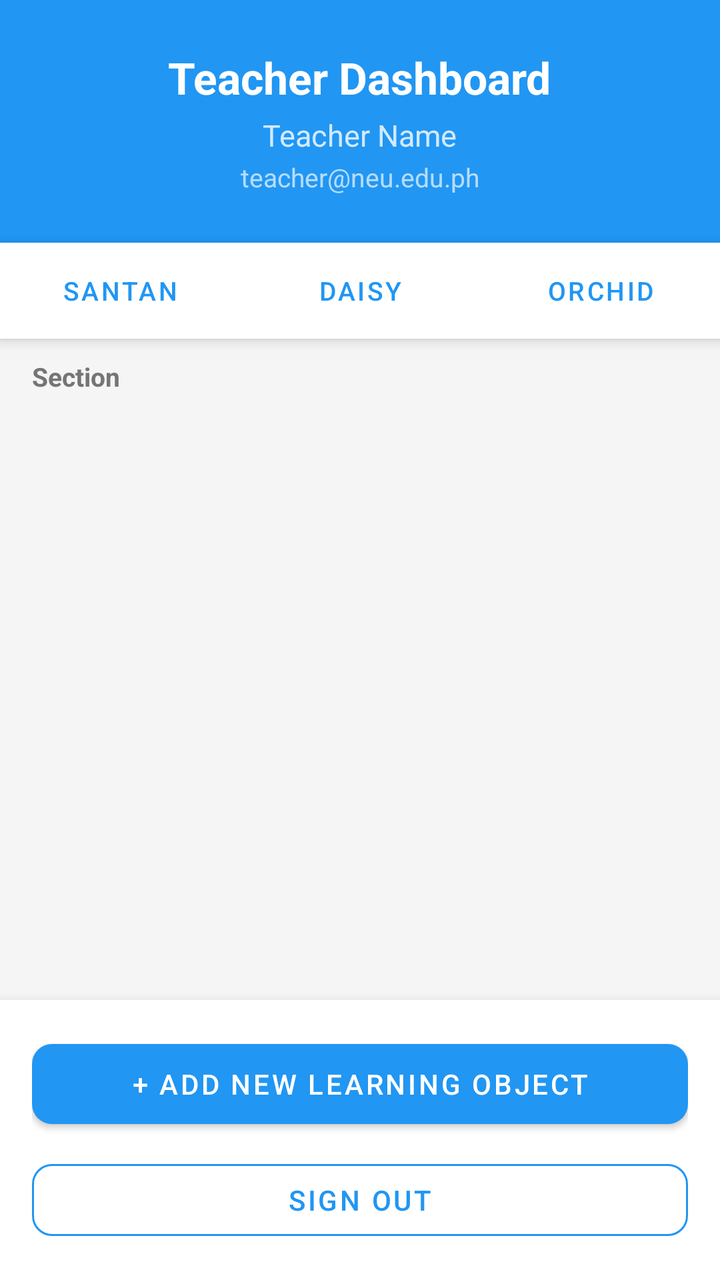
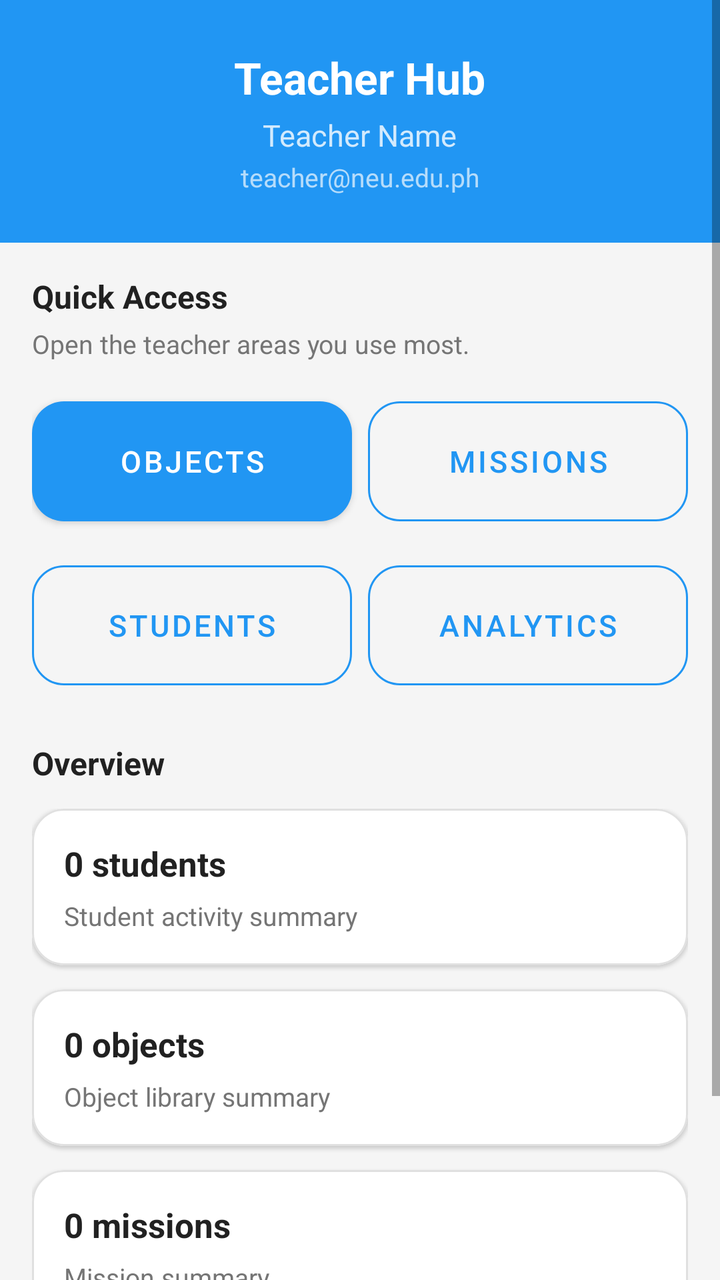

An Android layout rendered at two revisions. The XML below is the earlier revision; the diff shows what the commit changed to produce the second picture.
<!-- AndroidManifest.xml: activity theme Theme.ScanLearnAR.NoActionBar -->
<!-- res/layout/activity_teacher.xml -->
<?xml version="1.0" encoding="utf-8"?>
<LinearLayout xmlns:android="http://schemas.android.com/apk/res/android"
    xmlns:app="http://schemas.android.com/apk/res-auto"
    android:layout_width="match_parent"
    android:layout_height="match_parent"
    android:orientation="vertical"
    android:background="@color/background">

    <LinearLayout
        android:layout_width="match_parent"
        android:layout_height="wrap_content"
        android:orientation="vertical"
        android:background="@color/primary"
        android:padding="24dp"
        android:gravity="center">

        <TextView
            android:layout_width="wrap_content"
            android:layout_height="wrap_content"
            android:text="Teacher Dashboard"
            android:textSize="22sp"
            android:textStyle="bold"
            android:textColor="@android:color/white" />

        <TextView
            android:id="@+id/tvTeacherName"
            android:layout_width="wrap_content"
            android:layout_height="wrap_content"
            android:text="Teacher Name"
            android:textSize="15sp"
            android:textColor="#CCFFFFFF"
            android:layout_marginTop="4dp" />

        <TextView
            android:id="@+id/tvTeacherEmail"
            android:layout_width="wrap_content"
            android:layout_height="wrap_content"
            android:text="teacher@neu.edu.ph"
            android:textSize="13sp"
            android:textColor="#AAFFFFFF"
            android:layout_marginTop="2dp" />
    </LinearLayout>

    <LinearLayout
        android:layout_width="match_parent"
        android:layout_height="wrap_content"
        android:orientation="horizontal"
        android:background="@android:color/white"
        android:elevation="4dp">

        <Button
            android:id="@+id/tabSantan"
            style="@style/Widget.MaterialComponents.Button.TextButton"
            android:layout_width="0dp"
            android:layout_height="48dp"
            android:layout_weight="1"
            android:text="Santan"
            android:textSize="13sp" />

        <Button
            android:id="@+id/tabDaisy"
            style="@style/Widget.MaterialComponents.Button.TextButton"
            android:layout_width="0dp"
            android:layout_height="48dp"
            android:layout_weight="1"
            android:text="Daisy"
            android:textSize="13sp" />

        <Button
            android:id="@+id/tabOrchid"
            style="@style/Widget.MaterialComponents.Button.TextButton"
            android:layout_width="0dp"
            android:layout_height="48dp"
            android:layout_weight="1"
            android:text="Orchid"
            android:textSize="13sp" />
    </LinearLayout>

    <TextView
        android:id="@+id/tvSectionTitle"
        android:layout_width="match_parent"
        android:layout_height="wrap_content"
        android:text="Section"
        android:textSize="13sp"
        android:textStyle="bold"
        android:textColor="@color/text_secondary"
        android:paddingHorizontal="16dp"
        android:paddingVertical="10dp" />

    <FrameLayout
        android:layout_width="match_parent"
        android:layout_height="0dp"
        android:layout_weight="1">

        <ProgressBar
            android:id="@+id/loadingIndicator"
            android:layout_width="wrap_content"
            android:layout_height="wrap_content"
            android:layout_gravity="center"
            android:visibility="gone" />

        <androidx.recyclerview.widget.RecyclerView
            android:id="@+id/rvStudents"
            android:layout_width="match_parent"
            android:layout_height="match_parent"
            android:padding="12dp"
            android:clipToPadding="false"
            android:visibility="gone" />

        <LinearLayout
            android:id="@+id/emptyState"
            android:layout_width="match_parent"
            android:layout_height="match_parent"
            android:orientation="vertical"
            android:gravity="center"
            android:visibility="gone">

            <TextView
                android:id="@+id/tvEmptySection"
                android:layout_width="wrap_content"
                android:layout_height="wrap_content"
                android:text="No students in this section yet."
                android:textSize="15sp"
                android:textColor="@color/text_secondary"
                android:gravity="center" />
        </LinearLayout>
    </FrameLayout>

    <LinearLayout
        android:layout_width="match_parent"
        android:layout_height="wrap_content"
        android:orientation="vertical"
        android:background="@android:color/white"
        android:padding="16dp"
        android:elevation="8dp">

        <com.google.android.material.button.MaterialButton
            android:id="@+id/btnAddObject"
            android:layout_width="match_parent"
            android:layout_height="52dp"
            android:text="+ Add New Learning Object"
            android:textSize="14sp"
            android:layout_marginBottom="8dp"
            app:cornerRadius="10dp" />

        <com.google.android.material.button.MaterialButton
            android:id="@+id/btnSignOut"
            style="@style/Widget.MaterialComponents.Button.OutlinedButton"
            android:layout_width="match_parent"
            android:layout_height="48dp"
            android:text="Sign Out"
            android:textSize="14sp"
            app:strokeColor="@color/primary"
            app:cornerRadius="10dp" />
    </LinearLayout>

</LinearLayout>
<!-- resources referenced by this layout -->
<resources>
  <color name="background">#F5F5F5</color>
  <color name="primary">#2196F3</color>
  <color name="text_secondary">#757575</color>
  <style name="Theme.ScanLearnAR.NoActionBar">
          <item name="windowActionBar">false</item>
          <item name="windowNoTitle">true</item>
      </style>
</resources>

<!-- the commit's change to res/layout/activity_teacher.xml (unified diff, before → after) -->
@@ -1,157 +1,314 @@
 <?xml version="1.0" encoding="utf-8"?>
-<LinearLayout xmlns:android="http://schemas.android.com/apk/res/android"
+<ScrollView xmlns:android="http://schemas.android.com/apk/res/android"
     xmlns:app="http://schemas.android.com/apk/res-auto"
     android:layout_width="match_parent"
     android:layout_height="match_parent"
-    android:orientation="vertical"
     android:background="@color/background">
 
     <LinearLayout
         android:layout_width="match_parent"
         android:layout_height="wrap_content"
-        android:orientation="vertical"
-        android:background="@color/primary"
-        android:padding="24dp"
-        android:gravity="center">
-
-        <TextView
-            android:layout_width="wrap_content"
+        android:orientation="vertical">
+
+        <LinearLayout
+            android:layout_width="match_parent"
             android:layout_height="wrap_content"
-            android:text="Teacher Dashboard"
-            android:textSize="22sp"
-            android:textStyle="bold"
-            android:textColor="@android:color/white" />
-
-        <TextView
-            android:id="@+id/tvTeacherName"
-            android:layout_width="wrap_content"
+            android:background="@color/primary"
+            android:gravity="center"
+            android:orientation="vertical"
+            android:padding="24dp">
+
+            <TextView
+                android:layout_width="wrap_content"
+                android:layout_height="wrap_content"
+                android:text="Teacher Hub"
+                android:textColor="@android:color/white"
+                android:textSize="22sp"
+                android:textStyle="bold" />
+
+            <TextView
+                android:id="@+id/tvTeacherName"
+                android:layout_width="wrap_content"
+                android:layout_height="wrap_content"
+                android:layout_marginTop="4dp"
+                android:text="Teacher Name"
+                android:textColor="#CCFFFFFF"
+                android:textSize="15sp" />
+
+            <TextView
+                android:id="@+id/tvTeacherEmail"
+                android:layout_width="wrap_content"
+                android:layout_height="wrap_content"
+                android:layout_marginTop="2dp"
+                android:text="teacher@neu.edu.ph"
+                android:textColor="#AAFFFFFF"
+                android:textSize="13sp" />
+        </LinearLayout>
+
+        <LinearLayout
+            android:layout_width="match_parent"
             android:layout_height="wrap_content"
-            android:text="Teacher Name"
-            android:textSize="15sp"
-            android:textColor="#CCFFFFFF"
-            android:layout_marginTop="4dp" />
-
-        <TextView
-            android:id="@+id/tvTeacherEmail"
-            android:layout_width="wrap_content"
-            android:layout_height="wrap_content"
-            android:text="teacher@neu.edu.ph"
-            android:textSize="13sp"
-            android:textColor="#AAFFFFFF"
-            android:layout_marginTop="2dp" />
+            android:orientation="vertical"
+            android:padding="16dp">
+
+            <TextView
+                android:layout_width="wrap_content"
+                android:layout_height="wrap_content"
+                android:text="Quick Access"
+                android:textColor="@color/text_primary"
+                android:textSize="16sp"
+                android:textStyle="bold" />
+
+            <TextView
+                android:layout_width="wrap_content"
+                android:layout_height="wrap_content"
+                android:layout_marginTop="4dp"
+                android:text="Open the teacher areas you use most."
+                android:textColor="@color/text_secondary"
+                android:textSize="13sp" />
+
+            <LinearLayout
+                android:layout_width="match_parent"
+                android:layout_height="wrap_content"
+                android:layout_marginTop="14dp"
+                android:orientation="horizontal">
+
+                <com.google.android.material.button.MaterialButton
+                    android:id="@+id/btnObjects"
+                    android:layout_width="0dp"
+                    android:layout_height="72dp"
+                    android:layout_marginEnd="8dp"
+                    android:layout_weight="1"
+                    android:text="Objects"
+                    android:textSize="15sp"
+                    app:cornerRadius="16dp" />
+
+                <com.google.android.material.button.MaterialButton
+                    android:id="@+id/btnMissions"
+                    style="@style/Widget.MaterialComponents.Button.OutlinedButton"
+                    android:layout_width="0dp"
+                    android:layout_height="72dp"
+                    android:layout_weight="1"
+                    android:text="Missions"
+                    android:textSize="15sp"
+                    app:cornerRadius="16dp"
+                    app:strokeColor="@color/primary" />
+            </LinearLayout>
+
+            <LinearLayout
+                android:layout_width="match_parent"
+                android:layout_height="wrap_content"
+                android:layout_marginTop="10dp"
+                android:orientation="horizontal">
+
+                <com.google.android.material.button.MaterialButton
+                    android:id="@+id/btnStudents"
+                    style="@style/Widget.MaterialComponents.Button.OutlinedButton"
+                    android:layout_width="0dp"
+                    android:layout_height="72dp"
+                    android:layout_marginEnd="8dp"
+                    android:layout_weight="1"
+                    android:text="Students"
+                    android:textSize="15sp"
+                    app:cornerRadius="16dp"
+                    app:strokeColor="@color/primary" />
+
+                <com.google.android.material.button.MaterialButton
+                    android:id="@+id/btnAnalytics"
+                    style="@style/Widget.MaterialComponents.Button.OutlinedButton"
+                    android:layout_width="0dp"
+                    android:layout_height="72dp"
+                    android:layout_weight="1"
+                    android:text="Analytics"
+                    android:textSize="15sp"
+                    app:cornerRadius="16dp"
+                    app:strokeColor="@color/primary" />
+            </LinearLayout>
+
+            <TextView
+                android:layout_width="wrap_content"
+                android:layout_height="wrap_content"
+                android:layout_marginTop="22dp"
+                android:text="Overview"
+                android:textColor="@color/text_primary"
+                android:textSize="16sp"
+                android:textStyle="bold" />
+
+            <ProgressBar
+                android:id="@+id/loadingIndicator"
+                android:layout_width="wrap_content"
+                android:layout_height="wrap_content"
+                android:layout_marginTop="12dp"
+                android:visibility="gone" />
+
+            <LinearLayout
+                android:id="@+id/overviewContent"
+                android:layout_width="match_parent"
+                android:layout_height="wrap_content"
+                android:layout_marginTop="12dp"
+                android:orientation="vertical">
+
+                <com.google.android.material.card.MaterialCardView
+                    android:layout_width="match_parent"
+                    android:layout_height="wrap_content"
+                    app:cardCornerRadius="16dp"
+                    app:cardElevation="1dp"
+                    app:strokeColor="@color/border"
+                    app:strokeWidth="1dp">
+
+                    <LinearLayout
+                        android:layout_width="match_parent"
+                        android:layout_height="wrap_content"
+                        android:orientation="vertical"
+                        android:padding="16dp">
+
+                        <TextView
+                            android:id="@+id/tvStudentsSummary"
+                            android:layout_width="wrap_content"
+                            android:layout_height="wrap_content"
+                            android:text="0 students"
+                            android:textColor="@color/text_primary"
+                            android:textSize="17sp"
+                            android:textStyle="bold" />
+
+                        <TextView
+                            android:id="@+id/tvStudentsSummaryHint"
+                            android:layout_width="wrap_content"
+                            android:layout_height="wrap_content"
+                            android:layout_marginTop="6dp"
+                            android:text="Student activity summary"
+                            android:textColor="@color/text_secondary"
+                            android:textSize="13sp" />
+                    </LinearLayout>
+                </com.google.android.material.card.MaterialCardView>
+
+                <com.google.android.material.card.MaterialCardView
+                    android:layout_width="match_parent"
+                    android:layout_height="wrap_content"
+                    android:layout_marginTop="12dp"
+                    app:cardCornerRadius="16dp"
+                    app:cardElevation="1dp"
+                    app:strokeColor="@color/border"
+                    app:strokeWidth="1dp">
+
+                    <LinearLayout
+                        android:layout_width="match_parent"
+                        android:layout_height="wrap_content"
+                        android:orientation="vertical"
+                        android:padding="16dp">
+
+                        <TextView
+                            android:id="@+id/tvObjectsSummary"
+                            android:layout_width="wrap_content"
+                            android:layout_height="wrap_content"
+                            android:text="0 objects"
+                            android:textColor="@color/text_primary"
+                            android:textSize="17sp"
+                            android:textStyle="bold" />
+
+                        <TextView
+                            android:id="@+id/tvObjectsSummaryHint"
+                            android:layout_width="wrap_content"
+                            android:layout_height="wrap_content"
+                            android:layout_marginTop="6dp"
+                            android:text="Object library summary"
+                            android:textColor="@color/text_secondary"
+                            android:textSize="13sp" />
+                    </LinearLayout>
+                </com.google.android.material.card.MaterialCardView>
+
+                <com.google.android.material.card.MaterialCardView
+                    android:layout_width="match_parent"
+                    android:layout_height="wrap_content"
+                    android:layout_marginTop="12dp"
+                    app:cardCornerRadius="16dp"
+                    app:cardElevation="1dp"
+                    app:strokeColor="@color/border"
+                    app:strokeWidth="1dp">
+
+                    <LinearLayout
+                        android:layout_width="match_parent"
+                        android:layout_height="wrap_content"
+                        android:orientation="vertical"
+                        android:padding="16dp">
+
+                        <TextView
+                            android:id="@+id/tvMissionsSummary"
+                            android:layout_width="wrap_content"
+                            android:layout_height="wrap_content"
+                            android:text="0 missions"
+                            android:textColor="@color/text_primary"
+                            android:textSize="17sp"
+                            android:textStyle="bold" />
+
+                        <TextView
+                            android:id="@+id/tvMissionsSummaryHint"
+                            android:layout_width="wrap_content"
+                            android:layout_height="wrap_content"
+                            android:layout_marginTop="6dp"
+                            android:text="Mission summary"
+                            android:textColor="@color/text_secondary"
+                            android:textSize="13sp" />
+                    </LinearLayout>
+                </com.google.android.material.card.MaterialCardView>
+            </LinearLayout>
+
+            <com.google.android.material.button.MaterialButton
+                android:id="@+id/btnSignOut"
+                style="@style/Widget.MaterialComponents.Button.OutlinedButton"
+                android:layout_width="match_parent"
+                android:layout_height="48dp"
+                android:layout_marginTop="20dp"
+                android:text="Sign Out"
+                app:cornerRadius="12dp"
+                app:strokeColor="@color/primary" />
+
+            <LinearLayout
+                android:id="@+id/emptyState"
+                android:layout_width="1dp"
+                android:layout_height="1dp"
+                android:visibility="gone">
+
+                <TextView
+                    android:id="@+id/tvEmptySection"
+                    android:layout_width="wrap_content"
+                    android:layout_height="wrap_content"
+                    android:text="Hidden" />
+            </LinearLayout>
+
+            <TextView
+                android:id="@+id/tvSectionTitle"
+                android:layout_width="1dp"
+                android:layout_height="1dp"
+                android:visibility="gone"
+                android:text="Hidden" />
+
+            <Button
+                android:id="@+id/tabSantan"
+                android:layout_width="1dp"
+                android:layout_height="1dp"
+                android:visibility="gone"
+                android:text="S" />
+
+            <Button
+                android:id="@+id/tabDaisy"
+                android:layout_width="1dp"
+                android:layout_height="1dp"
+                android:visibility="gone"
+                android:text="D" />
+
+            <Button
+                android:id="@+id/tabOrchid"
+                android:layout_width="1dp"
+                android:layout_height="1dp"
+                android:visibility="gone"
+                android:text="O" />
+
+            <androidx.recyclerview.widget.RecyclerView
+                android:id="@+id/rvStudents"
+                android:layout_width="1dp"
+                android:layout_height="1dp"
+                android:visibility="gone" />
+        </LinearLayout>
     </LinearLayout>
-
-    <LinearLayout
-        android:layout_width="match_parent"
-        android:layout_height="wrap_content"
-        android:orientation="horizontal"
-        android:background="@android:color/white"
-        android:elevation="4dp">
-
-        <Button
-            android:id="@+id/tabSantan"
-            style="@style/Widget.MaterialComponents.Button.TextButton"
-            android:layout_width="0dp"
-            android:layout_height="48dp"
-            android:layout_weight="1"
-            android:text="Santan"
-            android:textSize="13sp" />
-
-        <Button
-            android:id="@+id/tabDaisy"
-            style="@style/Widget.MaterialComponents.Button.TextButton"
-            android:layout_width="0dp"
-            android:layout_height="48dp"
-            android:layout_weight="1"
-            android:text="Daisy"
-            android:textSize="13sp" />
-
-        <Button
-            android:id="@+id/tabOrchid"
-            style="@style/Widget.MaterialComponents.Button.TextButton"
-            android:layout_width="0dp"
-            android:layout_height="48dp"
-            android:layout_weight="1"
-            android:text="Orchid"
-            android:textSize="13sp" />
-    </LinearLayout>
-
-    <TextView
-        android:id="@+id/tvSectionTitle"
-        android:layout_width="match_parent"
-        android:layout_height="wrap_content"
-        android:text="Section"
-        android:textSize="13sp"
-        android:textStyle="bold"
-        android:textColor="@color/text_secondary"
-        android:paddingHorizontal="16dp"
-        android:paddingVertical="10dp" />
-
-    <FrameLayout
-        android:layout_width="match_parent"
-        android:layout_height="0dp"
-        android:layout_weight="1">
-
-        <ProgressBar
-            android:id="@+id/loadingIndicator"
-            android:layout_width="wrap_content"
-            android:layout_height="wrap_content"
-            android:layout_gravity="center"
-            android:visibility="gone" />
-
-        <androidx.recyclerview.widget.RecyclerView
-            android:id="@+id/rvStudents"
-            android:layout_width="match_parent"
-            android:layout_height="match_parent"
-            android:padding="12dp"
-            android:clipToPadding="false"
-            android:visibility="gone" />
-
-        <LinearLayout
-            android:id="@+id/emptyState"
-            android:layout_width="match_parent"
-            android:layout_height="match_parent"
-            android:orientation="vertical"
-            android:gravity="center"
-            android:visibility="gone">
-
-            <TextView
-                android:id="@+id/tvEmptySection"
-                android:layout_width="wrap_content"
-                android:layout_height="wrap_content"
-                android:text="No students in this section yet."
-                android:textSize="15sp"
-                android:textColor="@color/text_secondary"
-                android:gravity="center" />
-        </LinearLayout>
-    </FrameLayout>
-
-    <LinearLayout
-        android:layout_width="match_parent"
-        android:layout_height="wrap_content"
-        android:orientation="vertical"
-        android:background="@android:color/white"
-        android:padding="16dp"
-        android:elevation="8dp">
-
-        <com.google.android.material.button.MaterialButton
-            android:id="@+id/btnAddObject"
-            android:layout_width="match_parent"
-            android:layout_height="52dp"
-            android:text="+ Add New Learning Object"
-            android:textSize="14sp"
-            android:layout_marginBottom="8dp"
-            app:cornerRadius="10dp" />
-
-        <com.google.android.material.button.MaterialButton
-            android:id="@+id/btnSignOut"
-            style="@style/Widget.MaterialComponents.Button.OutlinedButton"
-            android:layout_width="match_parent"
-            android:layout_height="48dp"
-            android:text="Sign Out"
-            android:textSize="14sp"
-            app:strokeColor="@color/primary"
-            app:cornerRadius="10dp" />
-    </LinearLayout>
-
-</LinearLayout>
+</ScrollView>
<!-- resource entries referenced after the edit -->
@@ -1,7 +1,9 @@
 <!-- resources referenced by this layout -->
 <resources>
   <color name="background">#F5F5F5</color>
+  <color name="border">#E0E0E0</color>
   <color name="primary">#2196F3</color>
+  <color name="text_primary">#212121</color>
   <color name="text_secondary">#757575</color>
   <style name="Theme.ScanLearnAR.NoActionBar">
           <item name="windowActionBar">false</item>
